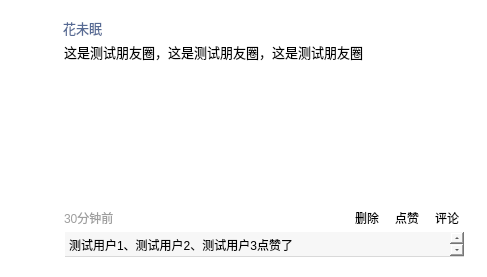
Old version of the form view/PyqItem.ui in the repository linhaojun857/cooper-im-client.
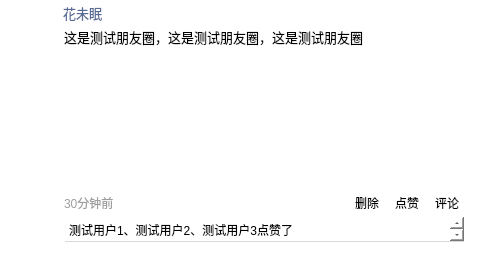
New version of the form. Icons and pictures are not drawn.

Patch:
```diff
--- a/view/PyqItem.ui
+++ b/view/PyqItem.ui
@@ -7,7 +7,7 @@
     <x>0</x>
     <y>0</y>
     <width>487</width>
-    <height>277</height>
+    <height>260</height>
    </rect>
   </property>
   <property name="minimumSize">
@@ -33,7 +33,7 @@
    <property name="geometry">
     <rect>
      <x>20</x>
-     <y>20</y>
+     <y>5</y>
      <width>35</width>
      <height>35</height>
     </rect>
@@ -52,7 +52,7 @@
    <property name="geometry">
     <rect>
      <x>63</x>
-     <y>20</y>
+     <y>5</y>
      <width>100</width>
      <height>16</height>
     </rect>
@@ -73,7 +73,7 @@
    <property name="geometry">
     <rect>
      <x>60</x>
-     <y>38</y>
+     <y>23</y>
      <width>402</width>
      <height>28</height>
     </rect>
@@ -116,7 +116,7 @@
    <property name="geometry">
     <rect>
      <x>65</x>
-     <y>70</y>
+     <y>55</y>
      <width>399</width>
      <height>133</height>
     </rect>
@@ -126,7 +126,7 @@
    <property name="geometry">
     <rect>
      <x>64</x>
-     <y>210</y>
+     <y>195</y>
      <width>100</width>
      <height>16</height>
     </rect>
@@ -142,7 +142,7 @@
    <property name="geometry">
     <rect>
      <x>427</x>
-     <y>210</y>
+     <y>195</y>
      <width>40</width>
      <height>16</height>
     </rect>
@@ -155,7 +155,7 @@
    <property name="geometry">
     <rect>
      <x>387</x>
-     <y>210</y>
+     <y>195</y>
      <width>40</width>
      <height>16</height>
     </rect>
@@ -168,13 +168,13 @@
    <property name="geometry">
     <rect>
      <x>65</x>
-     <y>232</y>
+     <y>217</y>
      <width>399</width>
      <height>25</height>
     </rect>
    </property>
    <property name="styleSheet">
-    <string notr="true">background-color: #f7f7f7;</string>
+    <string notr="true"/>
    </property>
    <widget class="QTextBrowser" name="m_likeListTextBrowser">
     <property name="geometry">
@@ -214,7 +214,7 @@
    <property name="geometry">
     <rect>
      <x>347</x>
-     <y>210</y>
+     <y>195</y>
      <width>40</width>
      <height>16</height>
     </rect>
```
